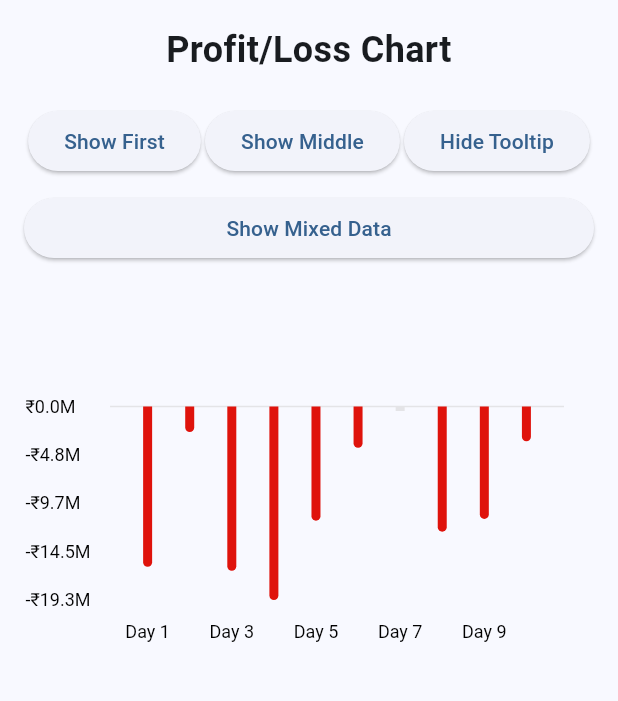
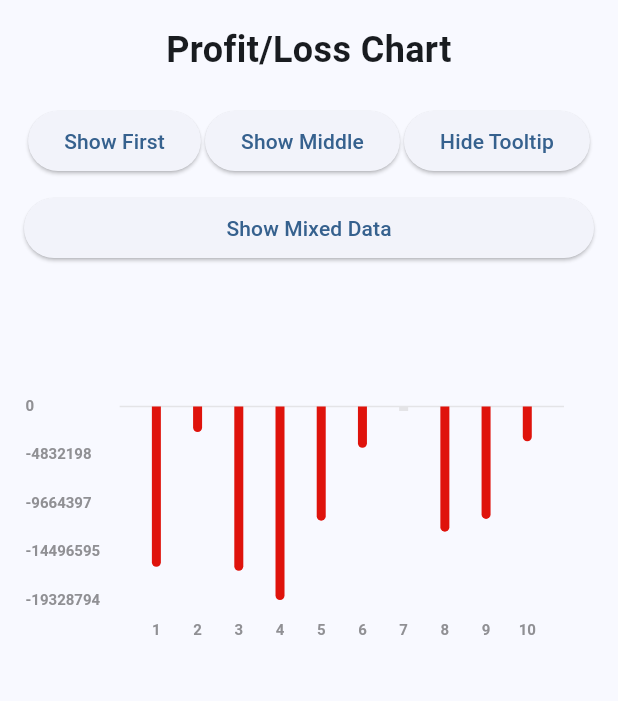
Before and after one commit to riviangeralt/mosl_custom_chart, a Flutter app: the screen it shows after launch, after a tap on "Show Negative Only", on a phone screen of 412 x 824 dp, the part 84-785 px from its top. Run offline on Flutter 3.47's test engine with Material 3 defaults, Android fonts, the phone set to English and light mode, and no system bars.

Commit message:
chart completed

```diff
--- a/lib/custom_bar_chart.dart
+++ b/lib/custom_bar_chart.dart
@@ -82,8 +82,8 @@ class MoCustomBarChart<T> extends StatefulWidget {
   final num? Function(T chartDataType) yValueMapper;
   final Function(int? selectedIndex)? onSelectionChanged;
   final Function(T dataItem)? onBarTap;
-  final String Function(dynamic xValue)? xAxisLabelFormatter;
-  final String Function(num yValue)? yAxisLabelFormatter;
+  final TextSpan Function(dynamic xValue)? xAxisLabelStyleFormatter;
+  final TextSpan Function(dynamic yValue)? yAxisLabelStyleFormatter;
   final List<TextSpan> Function(T dataItem)? tooltipDataFormatter;
   final double? barWidth;
   final int? maxXLabels; // Maximum number of x-axis labels to display
@@ -99,8 +99,8 @@ class MoCustomBarChart<T> extends StatefulWidget {
     required this.yValueMapper,
     this.onSelectionChanged,
     this.onBarTap,
-    this.xAxisLabelFormatter,
-    this.yAxisLabelFormatter,
+    this.xAxisLabelStyleFormatter,
+    this.yAxisLabelStyleFormatter,
     this.tooltipDataFormatter,
     this.barWidth,
     this.maxXLabels,
@@ -309,16 +309,21 @@ class _MoCustomBarChartState<T> extends State<MoCustomBarChart<T>> {
     double maxLabelWidth = 0;
 
     for (final yValue in yLabels) {
-      // Use formatter if provided, otherwise use default formatting
-      final labelText =
-          widget.yAxisLabelFormatter != null
-              ? widget.yAxisLabelFormatter!(yValue)
-              : yValue.toStringAsFixed(0);
+      // Use style formatter if provided, otherwise use default formatting
+      TextSpan textSpan;
+      if (widget.yAxisLabelStyleFormatter != null) {
+        textSpan = widget.yAxisLabelStyleFormatter!(yValue);
+      } else {
+        textSpan = TextSpan(
+          text: yValue.toStringAsFixed(0),
+          style: TextStyle(
+            color: Color(0xFF909094),
+            fontSize: 10,
+            fontWeight: FontWeight.bold,
+          ),
+        );
+      }
 
-      final textSpan = TextSpan(
-        text: labelText,
-        style: TextStyle(color: Colors.black, fontSize: 12),
-      );
       final textPainter = TextPainter(
         text: textSpan,
         textAlign: TextAlign.right,
@@ -364,8 +369,8 @@ class _MoCustomBarChartState<T> extends State<MoCustomBarChart<T>> {
           selectedBar: _selectedBar,
           xValueMapper: widget.xValueMapper,
           yValueMapper: widget.yValueMapper,
-          xAxisLabelFormatter: widget.xAxisLabelFormatter,
-          yAxisLabelFormatter: widget.yAxisLabelFormatter,
+          xAxisLabelStyleFormatter: widget.xAxisLabelStyleFormatter,
+          yAxisLabelStyleFormatter: widget.yAxisLabelStyleFormatter,
           tooltipDataFormatter: widget.tooltipDataFormatter,
           leftMargin: _calculateLeftMargin(),
           barWidth: widget.barWidth,
@@ -574,8 +579,8 @@ class BarChartPainter<T> extends CustomPainter {
   final int? selectedBar;
   final dynamic Function(T chartDataType) xValueMapper;
   final num? Function(T chartDataType) yValueMapper;
-  final String Function(dynamic xValue)? xAxisLabelFormatter;
-  final String Function(num yValue)? yAxisLabelFormatter;
+  final TextSpan Function(dynamic xValue)? xAxisLabelStyleFormatter;
+  final TextSpan Function(dynamic yValue)? yAxisLabelStyleFormatter;
   final List<TextSpan> Function(T dataItem)? tooltipDataFormatter;
   final double leftMargin;
   final double? barWidth;
@@ -588,8 +593,8 @@ class BarChartPainter<T> extends CustomPainter {
     this.selectedBar,
     required this.xValueMapper,
     required this.yValueMapper,
-    this.xAxisLabelFormatter,
-    this.yAxisLabelFormatter,
+    this.xAxisLabelStyleFormatter,
+    this.yAxisLabelStyleFormatter,
     this.tooltipDataFormatter,
     required this.leftMargin,
     this.barWidth,
@@ -653,7 +658,11 @@ class BarChartPainter<T> extends CustomPainter {
         (chartMaxY - chartMinY).abs() == 0 ? 1 : (chartMaxY - chartMinY).abs();
 
     // Draw y-axis labels
-    final textStyle = TextStyle(color: Colors.black, fontSize: 12);
+    final textStyle = TextStyle(
+      color: Color(0xFF909094),
+      fontSize: 10,
+      fontWeight: FontWeight.bold,
+    );
 
     // Generate exactly 5 y-axis labels with smart 0 handling - same logic as _calculateLeftMargin
     List<num> yLabels = [];
@@ -789,13 +798,17 @@ class BarChartPainter<T> extends CustomPainter {
       // Ensure y position is within chart bounds
       if (yPos >= topMargin + topBarGap &&
           yPos <= topMargin + topBarGap + chartHeight) {
-        // Use formatter if provided, otherwise use default formatting
-        final labelText =
-            yAxisLabelFormatter != null
-                ? yAxisLabelFormatter!(yValue)
-                : yValue.toStringAsFixed(0);
-
-        final textSpan = TextSpan(text: labelText, style: textStyle);
+        // Use style formatter if provided, otherwise use default formatting
+        TextSpan textSpan;
+        if (yAxisLabelStyleFormatter != null) {
+          // Find a data item that matches this Y value or use a default approach
+          textSpan = yAxisLabelStyleFormatter!(yValue);
+        } else {
+          textSpan = TextSpan(
+            text: yValue.toStringAsFixed(0),
+            style: textStyle,
+          );
+        }
 
         final textPainter = TextPainter(
           text: textSpan,
@@ -816,10 +829,7 @@ class BarChartPainter<T> extends CustomPainter {
     if (data.isNotEmpty) {
       // Calculate how many labels can fit without overlapping
       final sampleXValue = xValueMapper(data[0]);
-      final sampleLabelText =
-          xAxisLabelFormatter != null
-              ? xAxisLabelFormatter!(sampleXValue)
-              : '$sampleXValue';
+      final sampleLabelText = '$sampleXValue'; // Default formatting
 
       // Estimate label width (approximate: character count * 7 + padding)
       final estimatedLabelWidth =
@@ -850,14 +860,21 @@ class BarChartPainter<T> extends CustomPainter {
             fixedBarWidth / 2;
         final xValue = xValueMapper(data[i]);
 
-        // Use formatter if provided, otherwise use default formatting
-        final labelText =
-            xAxisLabelFormatter != null
-                ? xAxisLabelFormatter!(xValue)
-                : '$xValue';
+        // Use style formatter if provided, otherwise use default formatting
+        TextSpan textSpan;
+        if (xAxisLabelStyleFormatter != null) {
+          textSpan = xAxisLabelStyleFormatter!(xValue);
+        } else {
+          textSpan = TextSpan(
+            text: '$xValue',
+            style: TextStyle(
+              color: Color(0xFF909094),
+              fontSize: 10,
+              fontWeight: FontWeight.bold,
+            ),
+          );
+        }
 
-        // make text take width of content
-        final textSpan = TextSpan(text: labelText, style: textStyle);
         final xAxisLabelWidth =
             textSpan.toPlainText().length * 7.0; // Approximate width
         final textPainter = TextPainter(
@@ -993,8 +1010,6 @@ class BarChartPainter<T> extends CustomPainter {
           dataItem,
           xValueMapper,
           yValueMapper,
-          xAxisLabelFormatter,
-          yAxisLabelFormatter,
         );
       }
 
@@ -1258,22 +1273,12 @@ class BarChartPainter<T> extends CustomPainter {
     T dataItem,
     dynamic Function(T) xValueMapper,
     num? Function(T) yValueMapper,
-    String Function(dynamic)? xAxisLabelFormatter,
-    String Function(num)? yAxisLabelFormatter,
   ) {
     final xValue = xValueMapper(dataItem);
     final yValue = yValueMapper(dataItem);
 
-    final xLabelText =
-        xAxisLabelFormatter != null
-            ? xAxisLabelFormatter(xValue)
-            : 'Day $xValue';
-    final yLabelText =
-        yValue == null
-            ? 'No Data'
-            : (yAxisLabelFormatter != null
-                ? yAxisLabelFormatter(yValue)
-                : '$yValue');
+    final xLabelText = 'Day $xValue';
+    final yLabelText = yValue == null ? 'No Data' : '$yValue';
 
     return [
       TextSpan(
@@ -1305,8 +1310,8 @@ class BarChartPainter<T> extends CustomPainter {
         oldDelegate.xValueMapper != xValueMapper ||
         oldDelegate.yValueMapper != yValueMapper;
     final bool formattersChanged =
-        oldDelegate.xAxisLabelFormatter != xAxisLabelFormatter ||
-        oldDelegate.yAxisLabelFormatter != yAxisLabelFormatter ||
+        oldDelegate.xAxisLabelStyleFormatter != xAxisLabelStyleFormatter ||
+        oldDelegate.yAxisLabelStyleFormatter != yAxisLabelStyleFormatter ||
         oldDelegate.tooltipDataFormatter != tooltipDataFormatter;
     final bool layoutChanged =
         oldDelegate.leftMargin != leftMargin ||
```
